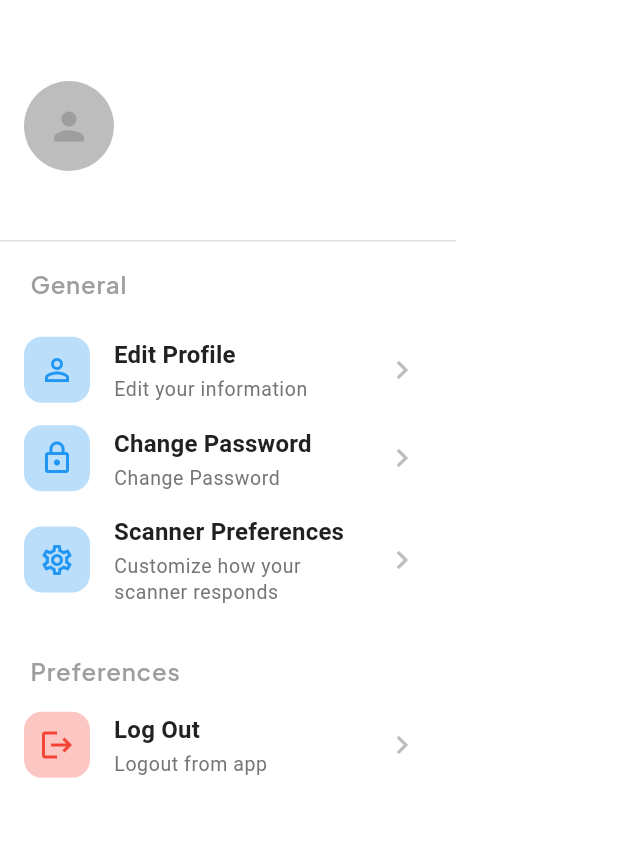
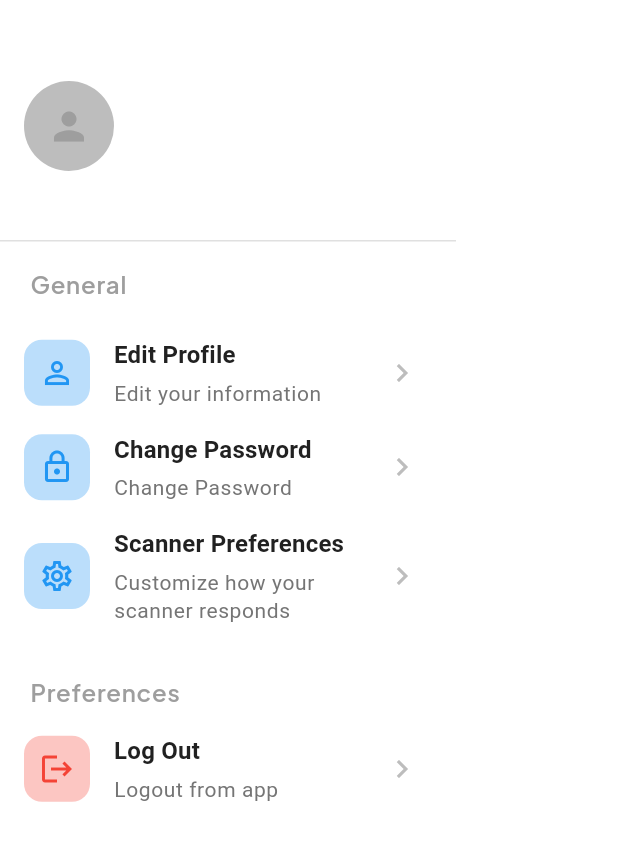
Before and after one commit to axcert/TKX-Ticketing-Mobile, a Flutter app: the SideMenu widget shown alone on an empty page, opened directly, on a phone screen of 412 x 824 dp. Shown: the top 841 px of the screen. Run offline on Flutter 3.47's test engine with Material 3 defaults, Android fonts, the phone set to English and light mode, and no system bars; our stand-ins replace audioplayers, connectivity_plus, dio, flutter_blue_plus, flutter_svg, get and 5 more; missing offline and left inert: mobile_scanner; accounts and stored records are empty; network calls fail; project files that could hold a hidden picture were left out.

Commit message:
fix(drawer): update typography and theme

```diff
--- a/lib/screens/home/side_menu.dart
+++ b/lib/screens/home/side_menu.dart
@@ -39,11 +39,15 @@ class _SideMenuState extends State<SideMenu> {
                           authProvider.user!.profilePhoto!.isNotEmpty
                       ? NetworkImage(authProvider.user!.profilePhoto!)
                       : null,
-                  onBackgroundImageError: (exception, stackTrace) {
-                    print(
-                      '❌ Error loading profile image in drawer: $exception',
-                    );
-                  },
+                  onBackgroundImageError:
+                      authProvider.user?.profilePhoto != null &&
+                          authProvider.user!.profilePhoto!.isNotEmpty
+                      ? (exception, stackTrace) {
+                          print(
+                            '❌ Error loading profile image in drawer: $exception',
+                          );
+                        }
+                      : null,
                   child:
                       authProvider.user?.profilePhoto == null ||
                           authProvider.user!.profilePhoto!.isEmpty
@@ -139,7 +143,6 @@ class _SideMenuState extends State<SideMenu> {
                   );
                 },
               );
-              // Navigate to Scanner Preferences
             },
           ),
 
@@ -184,11 +187,6 @@ class _SideMenuState extends State<SideMenu> {
                       onPressed: () async {
                         // Close the confirmation dialog
                         Navigator.pop(dialogContext);
-
-                        if (!context.mounted) return;
-
-                        // Close the drawer
-                        // Navigator.pop(context);
 
                         if (!context.mounted) return;
 
@@ -291,14 +289,14 @@ class _SideMenuState extends State<SideMenu> {
             title,
             style: Theme.of(
               context,
-            ).textTheme.titleMedium!.copyWith(fontWeight: FontWeight.w600),
+            ).textTheme.titleMedium!.copyWith(fontWeight: FontWeight.w700),
           ),
-          const SizedBox(height: 2),
+          const SizedBox(height: 4),
           Text(
             subtitle,
             style: Theme.of(
               context,
-            ).textTheme.bodySmall!.copyWith(fontSize: 13),
+            ).textTheme.bodySmall!.copyWith(fontSize: 14),
           ),
         ],
       ),
```
